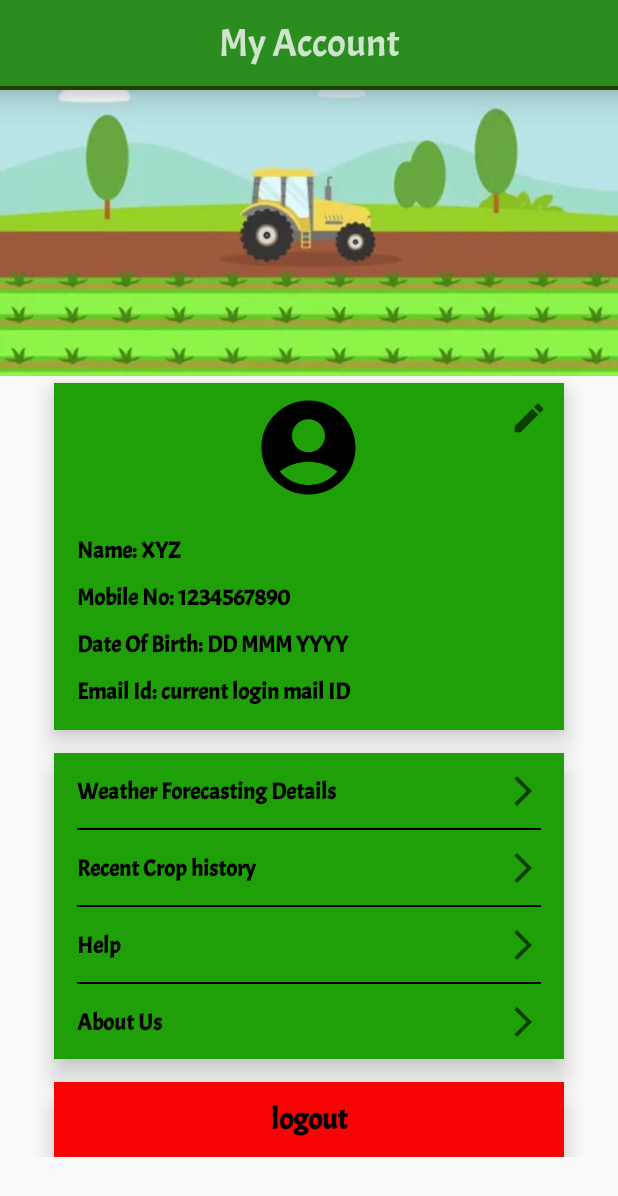
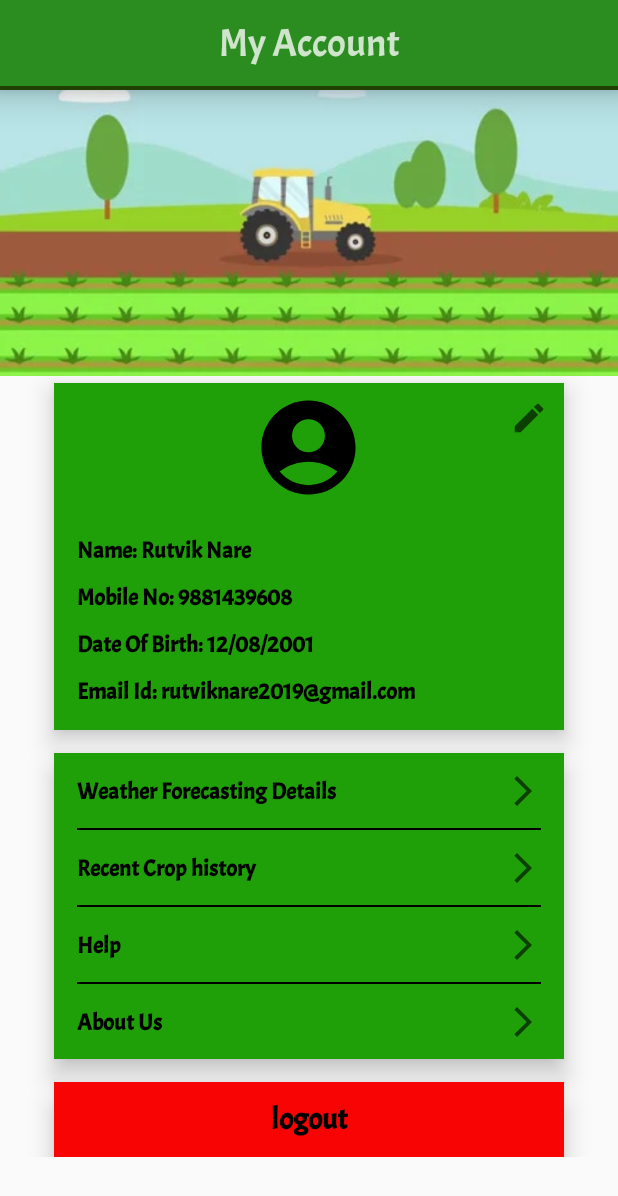
Before and after one commit to rutviknare/Agri-Farmer, an Android app: the layout activity_userprofile.xml on its own in the app's theme, with its tools: preview values and no code run, on a phone screen of 412 x 824 dp. Shown: the top 1196 px of the screen. Run offline under Robolectric (Android 15) with nearby library versions, the phone set to English and light mode, and no system bars.

Commit message:
updated file

```diff
--- a/app/src/main/java/com/example/agri_farmer/userprofile.java
+++ b/app/src/main/java/com/example/agri_farmer/userprofile.java
@@ -200,12 +200,12 @@ public class userprofile extends AppCompatActivity {
                     String mobile=String.valueOf(dataSnapshot.child("mobilenumber").getValue());
                     String DOB1=String.valueOf(dataSnapshot.child("dob").getValue());
 
-                    fullname.setText("Name: "+username);
-                    mobileno1.setText("Mobile No: "+mobile);
-                    DOB.setText("Date Of Birth: "+DOB1);
-                    email.setText("Email Id: "+currentFirebaseUser.getEmail());
-
-
+                    if(!username.equals("null")){
+                        fullname.setText("Name: "+username);
+                        mobileno1.setText("Mobile No: "+mobile);
+                        DOB.setText("Date Of Birth: "+DOB1);
+                        email.setText("Email Id: "+currentFirebaseUser.getEmail());
+                    }
 
                 }
                 else{
--- a/app/src/main/res/layout/activity_userprofile.xml
+++ b/app/src/main/res/layout/activity_userprofile.xml
@@ -110,7 +110,7 @@
                             android:gravity="center_vertical"
                             android:padding="5dp"
                             android:textColor="@color/black"
-                            android:text="Name: XYZ"
+                            android:text="Name: Rutvik Nare"
                             android:textSize="15sp"
                             android:textStyle="bold" />
 
@@ -135,7 +135,7 @@
                             android:gravity="center_vertical"
                             android:padding="5dp"
                             android:textColor="@color/black"
-                            android:text="Mobile No: 1234567890"
+                            android:text="Mobile No: 9881439608"
                             android:textSize="15sp"
                             android:textStyle="bold" />
                         <TextView
@@ -147,7 +147,7 @@
                             android:gravity="center_vertical"
                             android:padding="5dp"
                             android:textColor="@color/black"
-                            android:text="Date Of Birth: DD MMM YYYY"
+                            android:text="Date Of Birth: 12/08/2001"
                             android:textSize="15sp"
                             android:textStyle="bold" />
 
@@ -160,7 +160,7 @@
                             android:fontFamily="@font/acme"
                             android:gravity="center_vertical"
                             android:padding="5dp"
-                            android:text="Email Id: current login mail ID"
+                            android:text="Email Id: rutviknare2019@gmail.com"
                             android:textSize="15sp"
                             android:textStyle="bold" />
                     </LinearLayout>
```
